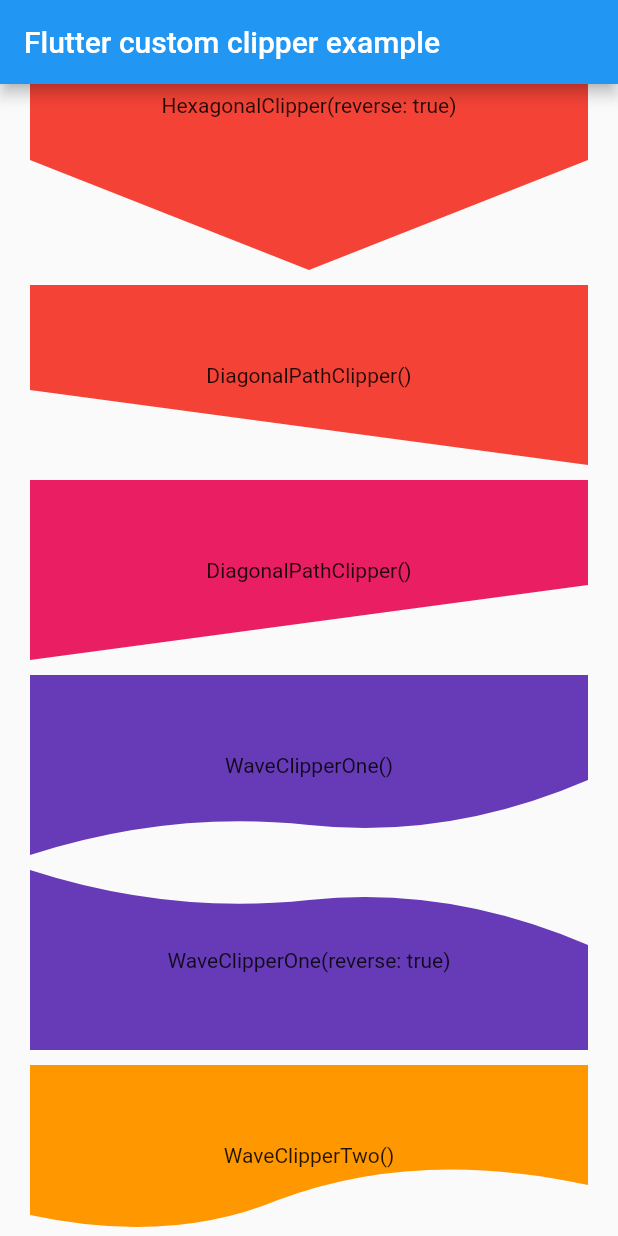
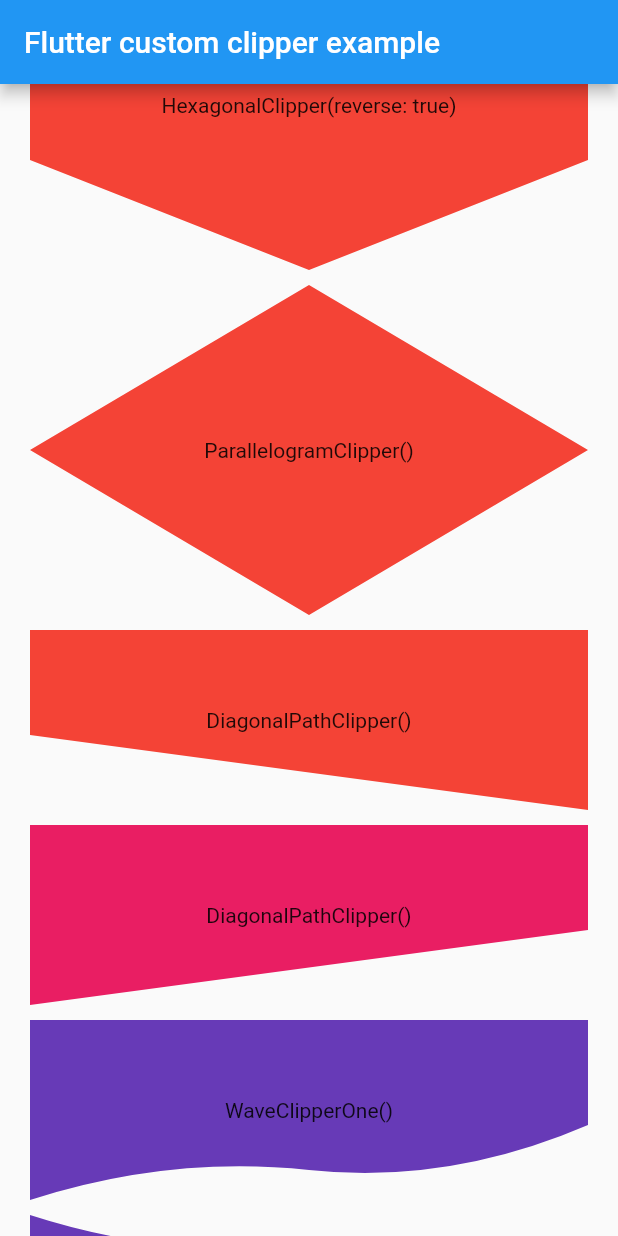
Before and after one commit to lohanidamodar/flutter_custom_clippers, a Flutter app: the screen it shows after launch, scrolled down 576 dp, on a phone screen of 412 x 824 dp. Run offline on Flutter 3.47's test engine with Material 2 defaults, Android fonts, the phone set to English and light mode, and no system bars.

Commit message:
parallelogram clipper

```diff
--- a/example/lib/main.dart
+++ b/example/lib/main.dart
@@ -46,6 +46,15 @@ class HomeScreen extends StatelessWidget {
               height: 220,
               color: Colors.red,
               child: Center(child: Text("HexagonalClipper(reverse: true)")),
+            ),
+          ),
+          SizedBox(height: 10.0,),
+          ClipPath(
+            clipper: ParallelogramClipper(),
+            child: Container(
+              height: 220,
+              color: Colors.red,
+              child: Center(child: Text("ParallelogramClipper()")),
             ),
           ),
           SizedBox(height: 10.0,),
--- a/lib/flutter_custom_clippers.dart
+++ b/lib/flutter_custom_clippers.dart
@@ -3,6 +3,7 @@ export 'src/diagonal_path_clipper_2.dart';
 export 'src/hexagonal_clipper.dart';
 export 'src/octagonal_clipper.dart';
 export 'src/oval_top_border_clipper.dart';
+export 'src/parallelogram_clipper.dart';
 export 'src/rounded_diagonal_path_clipper.dart';
 export 'src/wave_clipper_1.dart';
 export 'src/wave_clipper_2.dart';
--- /dev/null
+++ b/lib/src/parallelogram_clipper.dart
@@ -0,0 +1,20 @@
+import 'package:flutter/material.dart';
+
+class ParallelogramClipper extends CustomClipper<Path> {
+  @override
+    Path getClip(Size size) {
+      final path = Path()
+        ..lineTo(0.0, size.height/2)
+        ..lineTo(size.width/2, size.height)
+        ..lineTo(size.width, size.height/2)
+        ..lineTo(size.width/2, 0.0)
+        ..lineTo(0.0, size.height/2)
+        ..close();
+      return path;
+    }
+
+  @override
+    bool shouldReclip(CustomClipper<Path> oldClipper) {
+      return true;
+    }
+}
```
